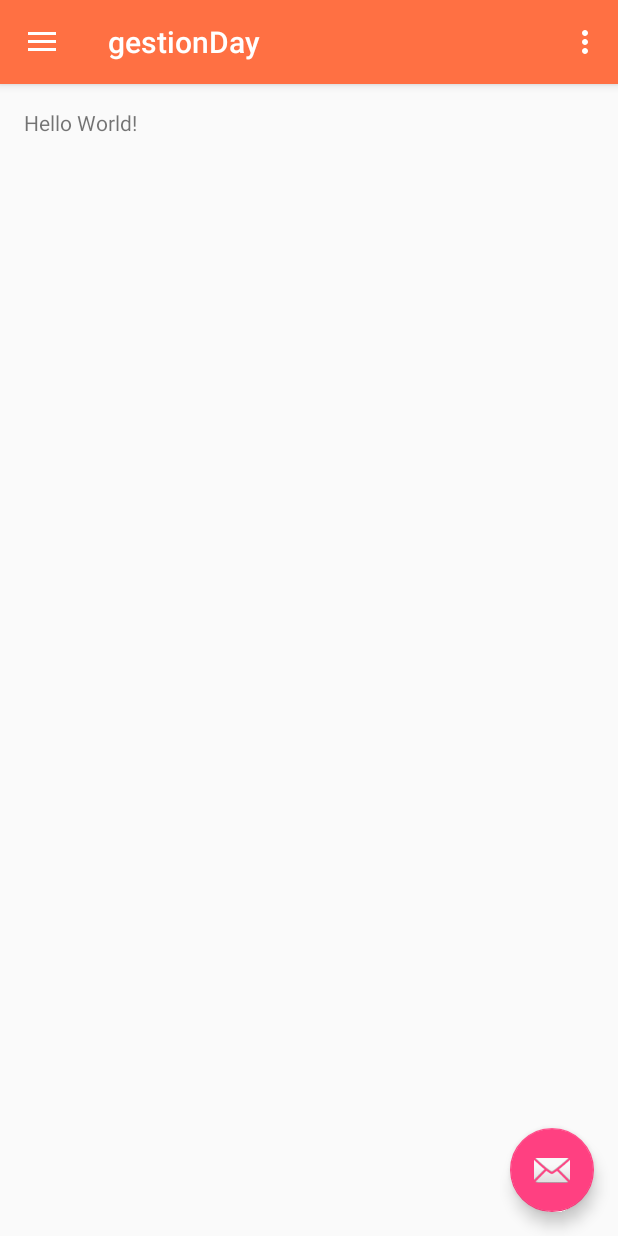
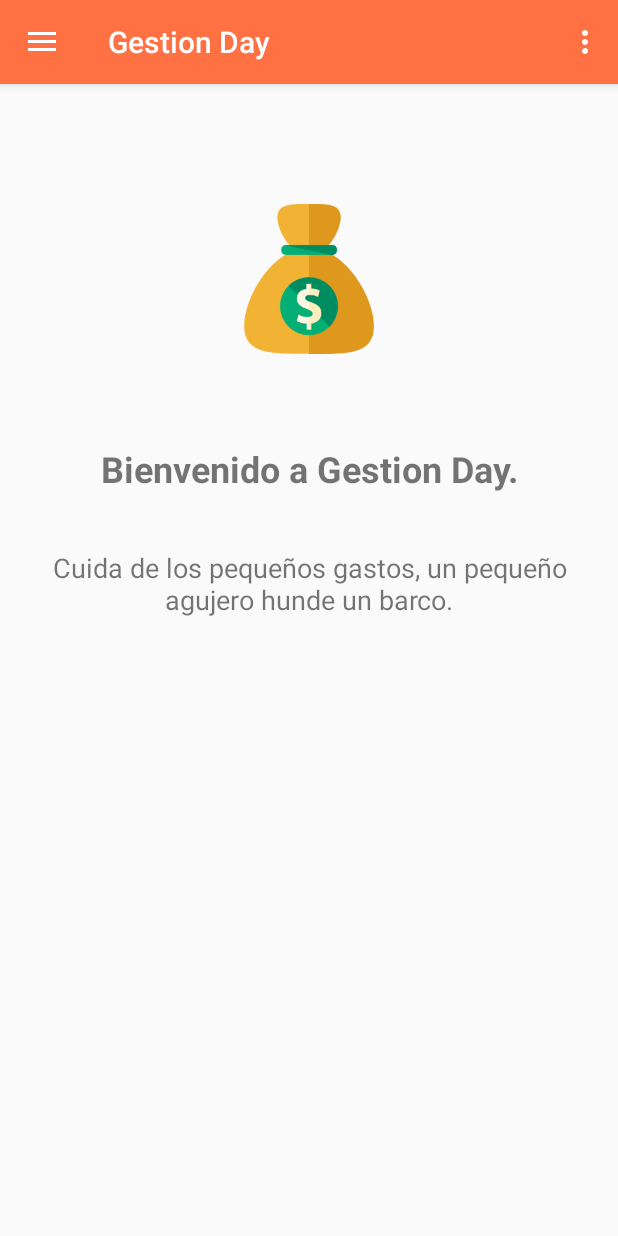
Before and after one commit to alvarotellez/gestionDay, an Android app: the screen it shows after launch (MainActivity), on a phone screen of 412 x 824 dp. Run offline under Robolectric (Android 15) with nearby library versions, the phone set to English and light mode, and no system bars.

Commit message:
Menu listo y pantalla de inicio tambien

```diff
--- a/app/src/main/java/es/iesnervion/atellez/gestionday/MainActivity.java
+++ b/app/src/main/java/es/iesnervion/atellez/gestionday/MainActivity.java
@@ -23,14 +23,6 @@ public class MainActivity extends AppCompatActivity
         Toolbar toolbar = (Toolbar) findViewById(R.id.toolbar);
         setSupportActionBar(toolbar);
 
-        FloatingActionButton fab = (FloatingActionButton) findViewById(R.id.fab);
-        fab.setOnClickListener(new View.OnClickListener() {
-            @Override
-            public void onClick(View view) {
-                Snackbar.make(view, "Replace with your own action", Snackbar.LENGTH_LONG)
-                        .setAction("Action", null).show();
-            }
-        });
 
         DrawerLayout drawer = (DrawerLayout) findViewById(R.id.drawer_layout);
         ActionBarDrawerToggle toggle = new ActionBarDrawerToggle(
@@ -80,7 +72,7 @@ public class MainActivity extends AppCompatActivity
         // Handle navigation view item clicks here.
         int id = item.getItemId();
 
-        if (id == R.id.nav_camera) {
+/*        if (id == R.id.nav_camera) {
             // Handle the camera action
         } else if (id == R.id.nav_gallery) {
 
@@ -92,7 +84,7 @@ public class MainActivity extends AppCompatActivity
 
         } else if (id == R.id.nav_send) {
 
-        }
+        }*/
 
         DrawerLayout drawer = (DrawerLayout) findViewById(R.id.drawer_layout);
         drawer.closeDrawer(GravityCompat.START);
--- a/app/src/main/res/drawable-v21/ic_menu_camera.xml
+++ /dev/null
@@ -1,12 +0,0 @@
-<vector xmlns:android="http://schemas.android.com/apk/res/android"
-    android:width="24dp"
-    android:height="24dp"
-    android:viewportHeight="24.0"
-    android:viewportWidth="24.0">
-    <path
-        android:fillColor="#FF000000"
-        android:pathData="M12,12m-3.2,0a3.2,3.2 0,1 1,6.4 0a3.2,3.2 0,1 1,-6.4 0" />
-    <path
-        android:fillColor="#FF000000"
-        android:pathData="M9,2L7.17,4H4c-1.1,0 -2,0.9 -2,2v12c0,1.1 0.9,2 2,2h16c1.1,0 2,-0.9 2,-2V6c0,-1.1 -0.9,-2 -2,-2h-3.17L15,2H9zm3,15c-2.76,0 -5,-2.24 -5,-5s2.24,-5 5,-5 5,2.24 5,5 -2.24,5 -5,5z" />
-</vector>
--- a/app/src/main/res/drawable-v21/ic_menu_gallery.xml
+++ /dev/null
@@ -1,9 +0,0 @@
-<vector xmlns:android="http://schemas.android.com/apk/res/android"
-    android:width="24dp"
-    android:height="24dp"
-    android:viewportHeight="24.0"
-    android:viewportWidth="24.0">
-    <path
-        android:fillColor="#FF000000"
-        android:pathData="M22,16V4c0,-1.1 -0.9,-2 -2,-2H8c-1.1,0 -2,0.9 -2,2v12c0,1.1 0.9,2 2,2h12c1.1,0 2,-0.9 2,-2zm-11,-4l2.03,2.71L16,11l4,5H8l3,-4zM2,6v14c0,1.1 0.9,2 2,2h14v-2H4V6H2z" />
-</vector>
--- a/app/src/main/res/drawable-v21/ic_menu_manage.xml
+++ /dev/null
@@ -1,9 +0,0 @@
-<vector xmlns:android="http://schemas.android.com/apk/res/android"
-    android:width="24dp"
-    android:height="24dp"
-    android:viewportHeight="24.0"
-    android:viewportWidth="24.0">
-    <path
-        android:fillColor="#FF000000"
-        android:pathData="M22.7,19l-9.1,-9.1c0.9,-2.3 0.4,-5 -1.5,-6.9 -2,-2 -5,-2.4 -7.4,-1.3L9,6 6,9 1.6,4.7C0.4,7.1 0.9,10.1 2.9,12.1c1.9,1.9 4.6,2.4 6.9,1.5l9.1,9.1c0.4,0.4 1,0.4 1.4,0l2.3,-2.3c0.5,-0.4 0.5,-1.1 0.1,-1.4z" />
-</vector>
--- a/app/src/main/res/drawable-v21/ic_menu_send.xml
+++ /dev/null
@@ -1,9 +0,0 @@
-<vector xmlns:android="http://schemas.android.com/apk/res/android"
-    android:width="24dp"
-    android:height="24dp"
-    android:viewportHeight="24.0"
-    android:viewportWidth="24.0">
-    <path
-        android:fillColor="#FF000000"
-        android:pathData="M2.01,21L23,12 2.01,3 2,10l15,2 -15,2z" />
-</vector>
--- a/app/src/main/res/drawable-v21/ic_menu_share.xml
+++ /dev/null
@@ -1,9 +0,0 @@
-<vector xmlns:android="http://schemas.android.com/apk/res/android"
-    android:width="24dp"
-    android:height="24dp"
-    android:viewportHeight="24.0"
-    android:viewportWidth="24.0">
-    <path
-        android:fillColor="#FF000000"
-        android:pathData="M18,16.08c-0.76,0 -1.44,0.3 -1.96,0.77L8.91,12.7c0.05,-0.23 0.09,-0.46 0.09,-0.7s-0.04,-0.47 -0.09,-0.7l7.05,-4.11c0.54,0.5 1.25,0.81 2.04,0.81 1.66,0 3,-1.34 3,-3s-1.34,-3 -3,-3 -3,1.34 -3,3c0,0.24 0.04,0.47 0.09,0.7L8.04,9.81C7.5,9.31 6.79,9 6,9c-1.66,0 -3,1.34 -3,3s1.34,3 3,3c0.79,0 1.5,-0.31 2.04,-0.81l7.12,4.16c-0.05,0.21 -0.08,0.43 -0.08,0.65 0,1.61 1.31,2.92 2.92,2.92 1.61,0 2.92,-1.31 2.92,-2.92s-1.31,-2.92 -2.92,-2.92z" />
-</vector>
--- a/app/src/main/res/drawable-v21/ic_menu_slideshow.xml
+++ /dev/null
@@ -1,9 +0,0 @@
-<vector xmlns:android="http://schemas.android.com/apk/res/android"
-    android:width="24dp"
-    android:height="24dp"
-    android:viewportHeight="24.0"
-    android:viewportWidth="24.0">
-    <path
-        android:fillColor="#FF000000"
-        android:pathData="M4,6H2v14c0,1.1 0.9,2 2,2h14v-2H4V6zm16,-4H8c-1.1,0 -2,0.9 -2,2v12c0,1.1 0.9,2 2,2h12c1.1,0 2,-0.9 2,-2V4c0,-1.1 -0.9,-2 -2,-2zm-8,12.5v-9l6,4.5 -6,4.5z" />
-</vector>
--- /dev/null
+++ b/app/src/main/res/drawable/ic_menu_about.xml
@@ -0,0 +1,9 @@
+<vector xmlns:android="http://schemas.android.com/apk/res/android"
+        android:width="24dp"
+        android:height="24dp"
+        android:viewportWidth="24.0"
+        android:viewportHeight="24.0">
+    <path
+        android:fillColor="#FF000000"
+        android:pathData="M16,11c1.66,0 2.99,-1.34 2.99,-3S17.66,5 16,5c-1.66,0 -3,1.34 -3,3s1.34,3 3,3zM8,11c1.66,0 2.99,-1.34 2.99,-3S9.66,5 8,5C6.34,5 5,6.34 5,8s1.34,3 3,3zM8,13c-2.33,0 -7,1.17 -7,3.5L1,19h14v-2.5c0,-2.33 -4.67,-3.5 -7,-3.5zM16,13c-0.29,0 -0.62,0.02 -0.97,0.05 1.16,0.84 1.97,1.97 1.97,3.45L17,19h6v-2.5c0,-2.33 -4.67,-3.5 -7,-3.5z"/>
+</vector>
--- /dev/null
+++ b/app/src/main/res/drawable/ic_menu_add.xml
@@ -0,0 +1,9 @@
+<vector xmlns:android="http://schemas.android.com/apk/res/android"
+        android:width="24dp"
+        android:height="24dp"
+        android:viewportWidth="24.0"
+        android:viewportHeight="24.0">
+    <path
+        android:fillColor="#FF000000"
+        android:pathData="M13,7h-2v4L7,11v2h4v4h2v-4h4v-2h-4L13,7zM12,2C6.49,2 2,6.49 2,12s4.49,10 10,10 10,-4.49 10,-10S17.51,2 12,2zM12,20c-4.41,0 -8,-3.59 -8,-8s3.59,-8 8,-8 8,3.59 8,8 -3.59,8 -8,8z"/>
+</vector>
--- /dev/null
+++ b/app/src/main/res/drawable/ic_menu_graphic.xml
@@ -0,0 +1,9 @@
+<vector xmlns:android="http://schemas.android.com/apk/res/android"
+        android:width="24dp"
+        android:height="24dp"
+        android:viewportWidth="24.0"
+        android:viewportHeight="24.0">
+    <path
+        android:fillColor="#FF000000"
+        android:pathData="M19,3L5,3c-1.1,0 -2,0.9 -2,2v14c0,1.1 0.9,2 2,2h14c1.1,0 2,-0.9 2,-2L21,5c0,-1.1 -0.9,-2 -2,-2zM9,17L7,17v-7h2v7zM13,17h-2L11,7h2v10zM17,17h-2v-4h2v4z"/>
+</vector>
--- /dev/null
+++ b/app/src/main/res/drawable/ic_menu_resume.xml
@@ -0,0 +1,9 @@
+<vector xmlns:android="http://schemas.android.com/apk/res/android"
+        android:width="24dp"
+        android:height="24dp"
+        android:viewportWidth="24.0"
+        android:viewportHeight="24.0">
+    <path
+        android:fillColor="#FF000000"
+        android:pathData="M19,3h-4.18C14.4,1.84 13.3,1 12,1c-1.3,0 -2.4,0.84 -2.82,2L5,3c-1.1,0 -2,0.9 -2,2v14c0,1.1 0.9,2 2,2h14c1.1,0 2,-0.9 2,-2L21,5c0,-1.1 -0.9,-2 -2,-2zM12,3c0.55,0 1,0.45 1,1s-0.45,1 -1,1 -1,-0.45 -1,-1 0.45,-1 1,-1zM14,17L7,17v-2h7v2zM17,13L7,13v-2h10v2zM17,9L7,9L7,7h10v2z"/>
+</vector>
--- a/app/src/main/res/drawable/side_nav_bar.xml
+++ b/app/src/main/res/drawable/side_nav_bar.xml
@@ -2,8 +2,8 @@
     android:shape="rectangle">
     <gradient
         android:angle="135"
-        android:centerColor="#ff8a65"
-        android:endColor="#ff8a65"
-        android:startColor="#ff8a65"
+        android:centerColor="#FF8A65"
+        android:endColor="#FF6E40"
+        android:startColor="#FF6E40"
         android:type="linear" />
 </shape>
--- a/app/src/main/res/layout/app_bar_main.xml
+++ b/app/src/main/res/layout/app_bar_main.xml
@@ -23,12 +23,4 @@
 
     <include layout="@layout/content_main" />
 
-    <android.support.design.widget.FloatingActionButton
-        android:id="@+id/fab"
-        android:layout_width="wrap_content"
-        android:layout_height="wrap_content"
-        android:layout_gravity="bottom|end"
-        android:layout_margin="@dimen/fab_margin"
-        app:srcCompat="@android:drawable/ic_dialog_email" />
-
 </android.support.design.widget.CoordinatorLayout>
--- a/app/src/main/res/layout/content_main.xml
+++ b/app/src/main/res/layout/content_main.xml
@@ -5,16 +5,42 @@
     android:id="@+id/content_main"
     android:layout_width="match_parent"
     android:layout_height="match_parent"
-    android:paddingBottom="@dimen/activity_vertical_margin"
-    android:paddingLeft="@dimen/activity_horizontal_margin"
-    android:paddingRight="@dimen/activity_horizontal_margin"
-    android:paddingTop="@dimen/activity_vertical_margin"
     app:layout_behavior="@string/appbar_scrolling_view_behavior"
     tools:context="es.iesnervion.atellez.gestionday.MainActivity"
     tools:showIn="@layout/app_bar_main">
 
+    <ImageView
+        android:id="@+id/imgInicio"
+        android:layout_width="100dp"
+        android:layout_height="100dp"
+        android:src="@drawable/icprincipal"
+        android:layout_centerHorizontal="true"
+        android:layout_marginTop="80dp"
+        />
+
     <TextView
+        android:id="@+id/tvWelcome"
+        android:layout_width="match_parent"
+        android:layout_height="match_parent"
+        android:textAlignment="center"
+        android:text="@string/bienvenida1"
+        android:textSize="24dp"
+        android:layout_below="@+id/imgInicio"
+        android:layout_alignParentStart="true"
+        android:layout_marginTop="60dp"
+        android:textStyle="bold"
+        android:layout_centerVertical="true"/>
+
+    <TextView
+        android:id="@+id/txtWelcome2"
         android:layout_width="wrap_content"
-        android:layout_height="wrap_content"
-        android:text="Hello World!" />
+        android:layout_height="match_parent"
+        android:text="@string/bienvenida2"
+        android:layout_alignTop="@+id/tvWelcome"
+        android:layout_centerHorizontal="true"
+        android:layout_marginTop="70dp"
+        android:textAlignment="center"
+        android:layout_marginLeft="15dp"
+        android:layout_marginRight="15dp"
+        android:textSize="18dp"/>
 </RelativeLayout>
--- a/app/src/main/res/layout/nav_header_main.xml
+++ b/app/src/main/res/layout/nav_header_main.xml
@@ -4,32 +4,32 @@
     android:layout_width="match_parent"
     android:layout_height="@dimen/nav_header_height"
     android:background="@drawable/side_nav_bar"
-    android:paddingBottom="@dimen/activity_vertical_margin"
-    android:paddingLeft="@dimen/activity_horizontal_margin"
-    android:paddingRight="@dimen/activity_horizontal_margin"
-    android:paddingTop="@dimen/activity_vertical_margin"
     android:theme="@style/ThemeOverlay.AppCompat.Dark">
 
     <ImageView
         android:id="@+id/imageView"
-        android:layout_width="wrap_content"
-        android:layout_height="wrap_content"
+        android:layout_width="50dp"
+        android:layout_height="150dp"
         android:layout_alignParentRight="true"
         android:layout_centerVertical="true"
         android:src="@drawable/hucha"
+        android:layout_marginRight="15dp"
         />
 
     <TextView
         android:layout_width="match_parent"
         android:layout_height="wrap_content"
-        android:paddingTop="@dimen/nav_header_vertical_spacing"
+        android:layout_marginTop="60dp"
         android:text="Gestion Day"
+        android:layout_marginLeft="15dp"
         android:textAppearance="@style/TextAppearance.AppCompat.Body1" />
 
     <TextView
         android:id="@+id/textView"
         android:layout_width="wrap_content"
         android:layout_height="wrap_content"
-        android:text="android.studio@android.com" />
+        android:layout_marginTop="45dp"
+        android:layout_marginLeft="15dp"
+        android:text="atellezhidalgo@gmail.com" />
 
 </RelativeLayout>
--- a/app/src/main/res/menu/activity_main_drawer.xml
+++ b/app/src/main/res/menu/activity_main_drawer.xml
@@ -3,33 +3,25 @@
 
     <group android:checkableBehavior="single">
         <item
-            android:id="@+id/nav_camera"
-            android:icon="@drawable/ic_menu_camera"
-            android:title="Import" />
+            android:id="@+id/nav_add"
+            android:icon="@drawable/ic_menu_add"
+            android:title="Agregar"/>
         <item
-            android:id="@+id/nav_gallery"
-            android:icon="@drawable/ic_menu_gallery"
-            android:title="Gallery" />
+            android:id="@+id/nav_reume"
+            android:icon="@drawable/ic_menu_resume"
+            android:title="Resumen"/>
         <item
-            android:id="@+id/nav_slideshow"
-            android:icon="@drawable/ic_menu_slideshow"
-            android:title="Slideshow" />
-        <item
-            android:id="@+id/nav_manage"
-            android:icon="@drawable/ic_menu_manage"
-            android:title="Tools" />
+            android:id="@+id/nav_graphic"
+            android:icon="@drawable/ic_menu_graphic"
+            android:title="Gráfico"/>
     </group>
 
-    <item android:title="Communicate">
+    <item android:title="Comunicación">
         <menu>
             <item
-                android:id="@+id/nav_share"
-                android:icon="@drawable/ic_menu_share"
-                android:title="Share" />
-            <item
-                android:id="@+id/nav_send"
-                android:icon="@drawable/ic_menu_send"
-                android:title="Send" />
+                android:id="@+id/nav_about"
+                android:icon="@drawable/ic_menu_about"
+                android:title="Sobre nosotros..." />
         </menu>
     </item>
 
--- a/app/src/main/res/values/dimens.xml
+++ b/app/src/main/res/values/dimens.xml
@@ -1,6 +1,6 @@
 <resources>
     <!-- Default screen margins, per the Android Design guidelines. -->
-    <dimen name="nav_header_vertical_spacing">16dp</dimen>
+    <dimen name="nav_header_vertical_spacing">25dp</dimen>
     <dimen name="nav_header_height">120dp</dimen>
     <!-- Default screen margins, per the Android Design guidelines. -->
     <dimen name="activity_horizontal_margin">16dp</dimen>
--- a/app/src/main/res/values/strings.xml
+++ b/app/src/main/res/values/strings.xml
@@ -1,8 +1,12 @@
 <resources>
-    <string name="app_name">gestionDay</string>
+    <string name="app_name">Gestion Day</string>
 
     <string name="navigation_drawer_open">Open navigation drawer</string>
     <string name="navigation_drawer_close">Close navigation drawer</string>
 
-    <string name="action_settings">Settings</string>
+    <string name="action_settings">Configuración</string>
+
+    <!--String de activity_main.xml-->
+    <string name="bienvenida1">Bienvenido a Gestion Day.</string>
+    <string name="bienvenida2">Cuida de los pequeños gastos, un pequeño agujero hunde un barco.</string>
 </resources>
```
Also changed, not shown: app/src/main/res/drawable/hucha.png, app/src/main/res/drawable/icprincipal.png (added).
